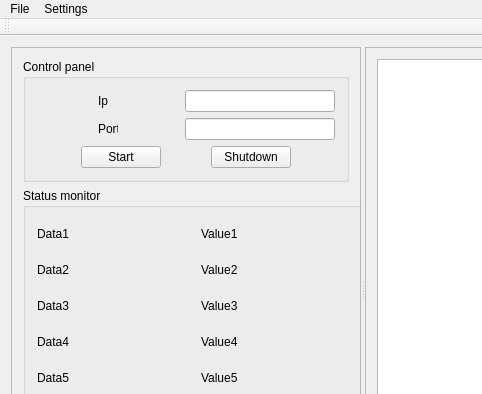
Above: servermainwindow.ui from siskeba1/Game_Server before the change; both pictures show x 0 to 482 and y 0 to 394 of the 979 by 564 pixel window. Below: the same form after it.
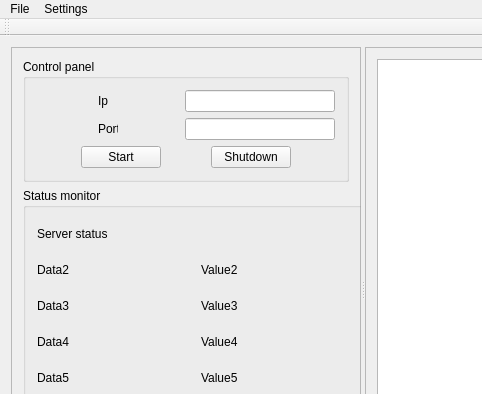
That is the form after the change.

Patch:
```diff
--- a/servermainwindow.ui
+++ b/servermainwindow.ui
@@ -301,7 +301,7 @@
                   </size>
                  </property>
                  <property name="text">
-                  <string>Data1</string>
+                  <string>Server status</string>
                  </property>
                 </widget>
                </item>
@@ -314,7 +314,7 @@
                   </size>
                  </property>
                  <property name="text">
-                  <string>Value1</string>
+                  <string/>
                  </property>
                 </widget>
                </item>
```
Left out of the diff: 7 changed lines with no effect on the pictures.
